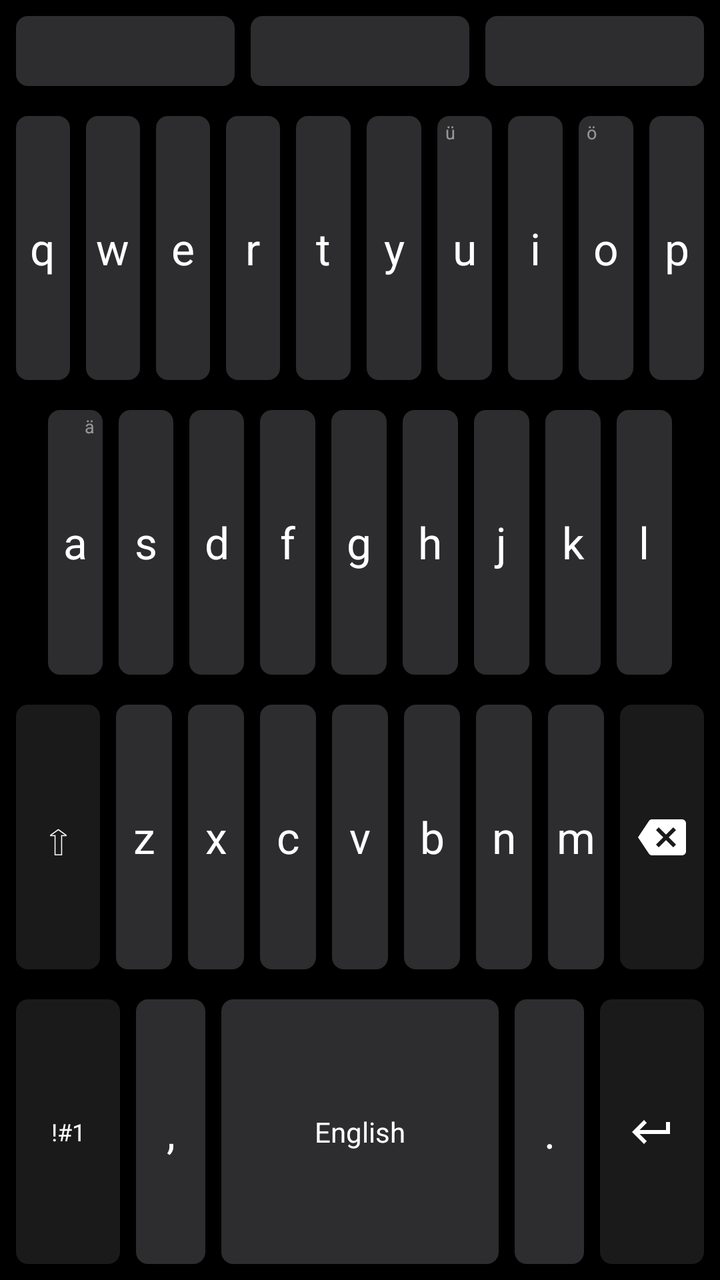
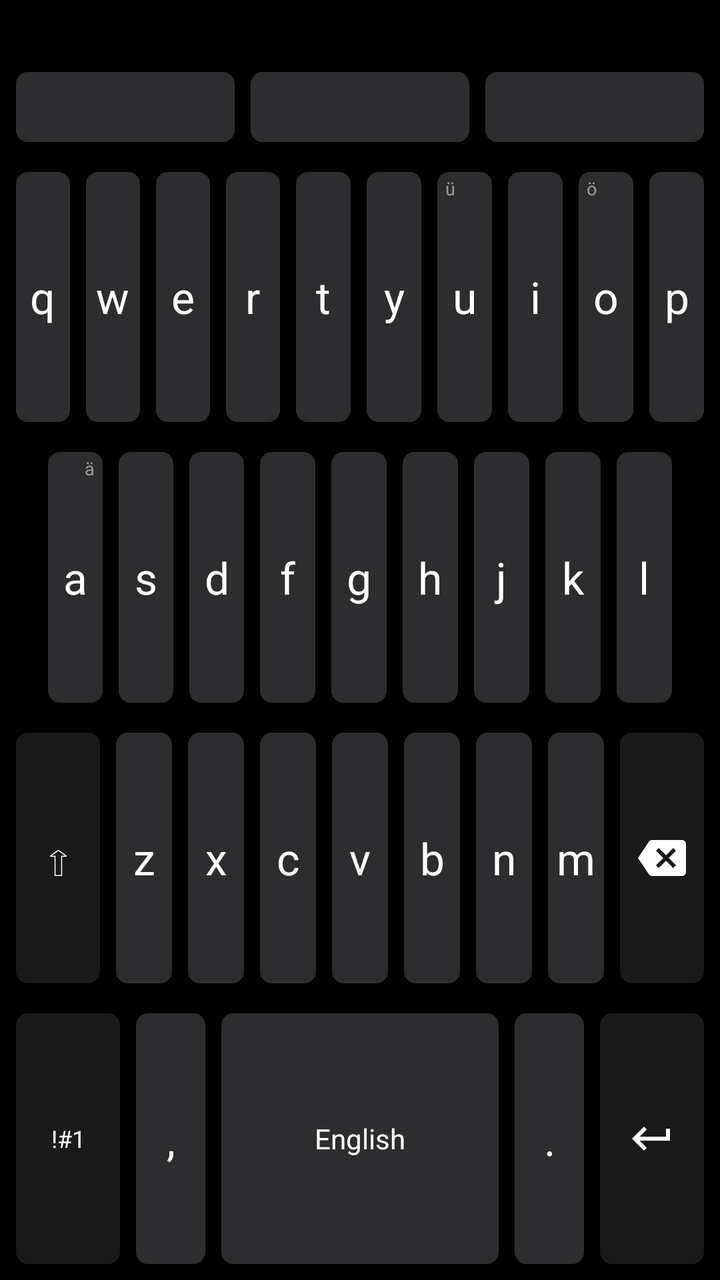

Before-and-after screenshots of an Android layout around one commit, followed by the original layout XML and the change that was made.
<!-- AndroidManifest.xml: application theme Theme.TinyDictation -->
<!-- res/layout/keyboard_qwerty_panel.xml -->
<?xml version="1.0" encoding="utf-8"?>
<LinearLayout xmlns:android="http://schemas.android.com/apk/res/android"
    xmlns:app="http://schemas.android.com/apk/res-auto"
    android:id="@+id/qwertyPanel"
    android:layout_width="match_parent"
    android:layout_height="match_parent"
    android:orientation="vertical"
    android:background="@android:color/black"
    android:paddingHorizontal="4dp"
    android:paddingVertical="4dp">

    
    <TextView
        android:id="@+id/sentencePrediction"
        android:layout_width="match_parent"
        android:layout_height="28dp"
        android:paddingHorizontal="12dp"
        android:gravity="center_vertical"
        android:textSize="13sp"
        android:textColor="#80FFFFFF"
        android:singleLine="true"
        android:ellipsize="end"
        android:clickable="true"
        android:focusable="true"
        android:visibility="gone" />

    
    <LinearLayout
        android:id="@+id/predictionStrip"
        android:layout_width="match_parent"
        android:layout_height="43dp"
        android:orientation="horizontal"
        android:layout_marginBottom="7dp">

        <TextView
            android:id="@+id/prediction1"
            android:layout_width="0dp"
            android:layout_height="match_parent"
            android:layout_weight="1"
            android:layout_margin="4dp"
            android:gravity="center"
            android:textSize="16sp"
            android:textColor="@color/keyboard_key_text"
            android:background="@drawable/keyboard_key_background"
            android:clickable="true"
            android:focusable="true" />

        <TextView
            android:id="@+id/prediction2"
            android:layout_width="0dp"
            android:layout_height="match_parent"
            android:layout_weight="1"
            android:layout_margin="4dp"
            android:gravity="center"
            android:textSize="16sp"
            android:textStyle="bold"
            android:textColor="@color/keyboard_key_text"
            android:background="@drawable/keyboard_key_background"
            android:clickable="true"
            android:focusable="true" />

        <TextView
            android:id="@+id/prediction3"
            android:layout_width="0dp"
            android:layout_height="match_parent"
            android:layout_weight="1"
            android:layout_margin="4dp"
            android:gravity="center"
            android:textSize="16sp"
            android:textColor="@color/keyboard_key_text"
            android:background="@drawable/keyboard_key_background"
            android:clickable="true"
            android:focusable="true" />

    </LinearLayout>

    
    <LinearLayout
        android:id="@+id/numberRow"
        android:layout_width="match_parent"
        android:layout_height="43dp"
        android:orientation="horizontal"
        android:layout_marginBottom="7dp"
        android:visibility="gone">

        <TextView android:id="@+id/key_1" style="@style/KeyboardKey" android:text="1" />
        <TextView android:id="@+id/key_2" style="@style/KeyboardKey" android:text="2" />
        <TextView android:id="@+id/key_3" style="@style/KeyboardKey" android:text="3" />
        <TextView android:id="@+id/key_4" style="@style/KeyboardKey" android:text="4" />
        <TextView android:id="@+id/key_5" style="@style/KeyboardKey" android:text="5" />
        <TextView android:id="@+id/key_6" style="@style/KeyboardKey" android:text="6" />
        <TextView android:id="@+id/key_7" style="@style/KeyboardKey" android:text="7" />
        <TextView android:id="@+id/key_8" style="@style/KeyboardKey" android:text="8" />
        <TextView android:id="@+id/key_9" style="@style/KeyboardKey" android:text="9" />
        <TextView android:id="@+id/key_0" style="@style/KeyboardKey" android:text="0" />
    </LinearLayout>

    
    <LinearLayout
        android:layout_width="match_parent"
        android:layout_height="0dp"
        android:layout_weight="1"
        android:layout_marginBottom="7dp"
        android:orientation="horizontal">

        <FrameLayout style="@style/KeyboardKeyFrame">
            <TextView android:id="@+id/key_q" style="@style/KeyboardKeyText" android:text="q" />
            <TextView android:id="@+id/hint_q" style="@style/KeyboardKeyHint" android:text="1" android:visibility="gone" />
        </FrameLayout>
        <FrameLayout style="@style/KeyboardKeyFrame">
            <TextView android:id="@+id/key_w" style="@style/KeyboardKeyText" android:text="w" />
            <TextView android:id="@+id/hint_w" style="@style/KeyboardKeyHint" android:text="2" android:visibility="gone" />
        </FrameLayout>
        <FrameLayout style="@style/KeyboardKeyFrame">
            <TextView android:id="@+id/key_e" style="@style/KeyboardKeyText" android:text="e" />
            <TextView android:id="@+id/hint_e" style="@style/KeyboardKeyHint" android:text="3" android:visibility="gone" />
        </FrameLayout>
        <FrameLayout style="@style/KeyboardKeyFrame">
            <TextView android:id="@+id/key_r" style="@style/KeyboardKeyText" android:text="r" />
            <TextView android:id="@+id/hint_r" style="@style/KeyboardKeyHint" android:text="4" android:visibility="gone" />
        </FrameLayout>
        <FrameLayout style="@style/KeyboardKeyFrame">
            <TextView android:id="@+id/key_t" style="@style/KeyboardKeyText" android:text="t" />
            <TextView android:id="@+id/hint_t" style="@style/KeyboardKeyHint" android:text="5" android:visibility="gone" />
        </FrameLayout>
        <FrameLayout style="@style/KeyboardKeyFrame">
            <TextView android:id="@+id/key_y" style="@style/KeyboardKeyText" android:text="y" />
            <TextView android:id="@+id/hint_y" style="@style/KeyboardKeyHint" android:text="6" android:visibility="gone" />
        </FrameLayout>
        <FrameLayout style="@style/KeyboardKeyFrame">
            <TextView android:id="@+id/key_u" style="@style/KeyboardKeyText" android:text="u" />
            <TextView android:id="@+id/hint_u" style="@style/KeyboardKeyHint" android:text="7" android:visibility="gone" />
            <TextView android:id="@+id/hint_u_umlaut" style="@style/KeyboardKeyHintLeft" android:text="ü" android:visibility="visible" />
        </FrameLayout>
        <FrameLayout style="@style/KeyboardKeyFrame">
            <TextView android:id="@+id/key_i" style="@style/KeyboardKeyText" android:text="i" />
            <TextView android:id="@+id/hint_i" style="@style/KeyboardKeyHint" android:text="8" android:visibility="gone" />
        </FrameLayout>
        <FrameLayout style="@style/KeyboardKeyFrame">
            <TextView android:id="@+id/key_o" style="@style/KeyboardKeyText" android:text="o" />
            <TextView android:id="@+id/hint_o" style="@style/KeyboardKeyHint" android:text="9" android:visibility="gone" />
            <TextView android:id="@+id/hint_o_umlaut" style="@style/KeyboardKeyHintLeft" android:text="ö" android:visibility="visible" />
        </FrameLayout>
        <FrameLayout style="@style/KeyboardKeyFrame">
            <TextView android:id="@+id/key_p" style="@style/KeyboardKeyText" android:text="p" />
            <TextView android:id="@+id/hint_p" style="@style/KeyboardKeyHint" android:text="0" android:visibility="gone" />
        </FrameLayout>
    </LinearLayout>

    
    <LinearLayout
        android:layout_width="match_parent"
        android:layout_height="0dp"
        android:layout_weight="1"
        android:layout_marginBottom="7dp"
        android:orientation="horizontal"
        android:paddingHorizontal="16dp">

        <FrameLayout style="@style/KeyboardKeyFrame">
            <TextView android:id="@+id/key_a" style="@style/KeyboardKeyText" android:text="a" />
            <TextView android:id="@+id/hint_a" style="@style/KeyboardKeyHint" android:text="ä" android:visibility="visible" />
        </FrameLayout>
        <TextView android:id="@+id/key_s" style="@style/KeyboardKey" android:text="s" />
        <TextView android:id="@+id/key_d" style="@style/KeyboardKey" android:text="d" />
        <TextView android:id="@+id/key_f" style="@style/KeyboardKey" android:text="f" />
        <TextView android:id="@+id/key_g" style="@style/KeyboardKey" android:text="g" />
        <TextView android:id="@+id/key_h" style="@style/KeyboardKey" android:text="h" />
        <TextView android:id="@+id/key_j" style="@style/KeyboardKey" android:text="j" />
        <TextView android:id="@+id/key_k" style="@style/KeyboardKey" android:text="k" />
        <TextView android:id="@+id/key_l" style="@style/KeyboardKey" android:text="l" />
    </LinearLayout>

    
    <LinearLayout
        android:layout_width="match_parent"
        android:layout_height="0dp"
        android:layout_weight="1"
        android:layout_marginBottom="7dp"
        android:orientation="horizontal">

        <TextView android:id="@+id/key_shift" style="@style/KeyboardKeyWide" android:text="⇧" android:textSize="22sp" />
        <TextView android:id="@+id/key_z" style="@style/KeyboardKey" android:text="z" />
        <TextView android:id="@+id/key_x" style="@style/KeyboardKey" android:text="x" />
        <TextView android:id="@+id/key_c" style="@style/KeyboardKey" android:text="c" />
        <TextView android:id="@+id/key_v" style="@style/KeyboardKey" android:text="v" />
        <TextView android:id="@+id/key_b" style="@style/KeyboardKey" android:text="b" />
        <TextView android:id="@+id/key_n" style="@style/KeyboardKey" android:text="n" />
        <TextView android:id="@+id/key_m" style="@style/KeyboardKey" android:text="m" />
        <ImageView android:id="@+id/key_backspace" style="@style/KeyboardKeyWide"
            android:src="@drawable/ic_keyboard_backspace"
            android:scaleType="center"
            android:contentDescription="Backspace" />
    </LinearLayout>

    
    <LinearLayout
        android:layout_width="match_parent"
        android:layout_height="0dp"
        android:layout_weight="1"
        android:orientation="horizontal">

        <TextView android:id="@+id/key_numbers" style="@style/KeyboardKeyWide" android:text="!#1" android:textSize="12sp" />
        <TextView android:id="@+id/key_comma" style="@style/KeyboardKey" android:text="," />
        <TextView android:id="@+id/key_space" style="@style/KeyboardKeySpace" android:text="English" android:textSize="14sp" android:textAllCaps="false" />
        <TextView android:id="@+id/key_period" style="@style/KeyboardKey" android:text="." />
        <ImageView android:id="@+id/key_enter" style="@style/KeyboardKeyWide"
            android:src="@drawable/ic_keyboard_enter"
            android:scaleType="center"
            android:contentDescription="Enter" />
    </LinearLayout>

</LinearLayout>
<!-- resources referenced by this layout -->
<resources>
  <color name="keyboard_key_text">#FFFFFF</color>
  <!-- drawable ic_keyboard_enter (drawable) -->
  <?xml version="1.0" encoding="utf-8"?>
  <vector xmlns:android="http://schemas.android.com/apk/res/android"
      android:width="24dp"
      android:height="24dp"
      android:viewportWidth="24"
      android:viewportHeight="24">
      <path
          android:pathData="M19,7v4H5.83l3.58,-3.59L8,6l-6,6l6,6l1.41,-1.41L5.83,13H21V7H19z"
          android:fillColor="@color/keyboard_key_text" />
  </vector>
  <style name="KeyboardKeyFrame">
          <item name="android:layout_width">0dp</item>
          <item name="android:layout_height">match_parent</item>
          <item name="android:layout_weight">1</item>
          <item name="android:layout_margin">4dp</item>
          <item name="android:background">@drawable/keyboard_key_background</item>
          <item name="android:clickable">true</item>
          <item name="android:focusable">true</item>
      </style>
  <style name="KeyboardKeyHint">
          <item name="android:layout_width">wrap_content</item>
          <item name="android:layout_height">wrap_content</item>
          <item name="android:layout_gravity">top|end</item>
          <item name="android:textSize">9sp</item>
          <item name="android:textColor">#80FFFFFF</item>
          <item name="android:paddingTop">2dp</item>
          <item name="android:paddingEnd">4dp</item>
      </style>
  <style name="KeyboardKeyHintLeft">
          <item name="android:layout_width">wrap_content</item>
          <item name="android:layout_height">wrap_content</item>
          <item name="android:layout_gravity">top|start</item>
          <item name="android:textSize">9sp</item>
          <item name="android:textColor">#80FFFFFF</item>
          <item name="android:paddingTop">2dp</item>
          <item name="android:paddingStart">4dp</item>
      </style>
  <style name="KeyboardKeySpace" parent="KeyboardKey">
          <item name="android:layout_weight">4</item>
      </style>
  <style name="KeyboardKeyText">
          <item name="android:layout_width">match_parent</item>
          <item name="android:layout_height">match_parent</item>
          <item name="android:gravity">center</item>
          <item name="android:textSize">22sp</item>
          <item name="android:textColor">@color/keyboard_key_text</item>
          <item name="android:textAllCaps">false</item>
      </style>
  <style name="KeyboardKeyWide" parent="KeyboardKey">
          <item name="android:layout_weight">1.5</item>
          <item name="android:textSize">16sp</item>
          <item name="android:background">@drawable/keyboard_key_accent_background</item>
      </style>
  <color name="primary">#6750A4</color>
  <color name="keyboard_key_background">#2D2D2F</color>
  <style name="SquareButton" parent="Widget.Material3.Button">
          <item name="shapeAppearance">@style/SquareShape</item>
          <item name="android:insetTop">0dp</item>
          <item name="android:insetBottom">0dp</item>
      </style>
  <color name="primary_container">#EADDFF</color>
  <color name="on_primary">#FFFFFF</color>
  <color name="secondary">#625B71</color>
  <color name="secondary_container">#E8DEF8</color>
  <color name="on_secondary">#FFFFFF</color>
  <color name="error">#B3261E</color>
  <color name="on_error">#FFFFFF</color>
  <color name="surface">#FFFBFE</color>
  <color name="on_surface">#1C1B1F</color>
  <color name="surface_variant">#F3EDF7</color>
  <color name="on_surface_variant">#49454F</color>
  <color name="outline">#79747E</color>
  <color name="dictation_bar_button">#1A1A1A</color>
  <style name="SquareShape" parent="">
          <item name="cornerSize">0dp</item>
      </style>
  <!-- unchanged entries left out for length: 5 -->
</resources>

<!-- the commit's change to res/layout/keyboard_qwerty_panel.xml (unified diff, before → after) -->
@@ -14,15 +14,17 @@
         android:id="@+id/sentencePrediction"
         android:layout_width="match_parent"
         android:layout_height="28dp"
+        android:layout_marginHorizontal="4dp"
         android:paddingHorizontal="12dp"
         android:gravity="center_vertical"
         android:textSize="13sp"
-        android:textColor="#80FFFFFF"
+        android:textColor="#B0FFFFFF"
+        android:background="@drawable/keyboard_key_background"
         android:singleLine="true"
         android:ellipsize="end"
         android:clickable="true"
         android:focusable="true"
-        android:visibility="gone" />
+        android:visibility="invisible" />
 
     
     <LinearLayout
